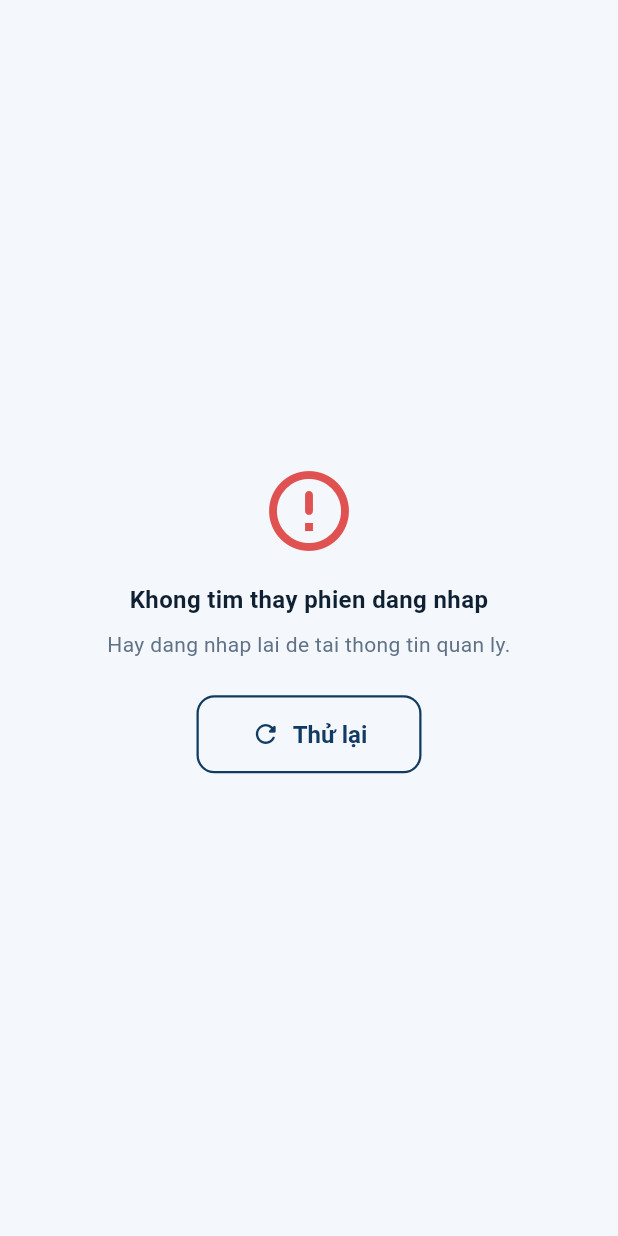
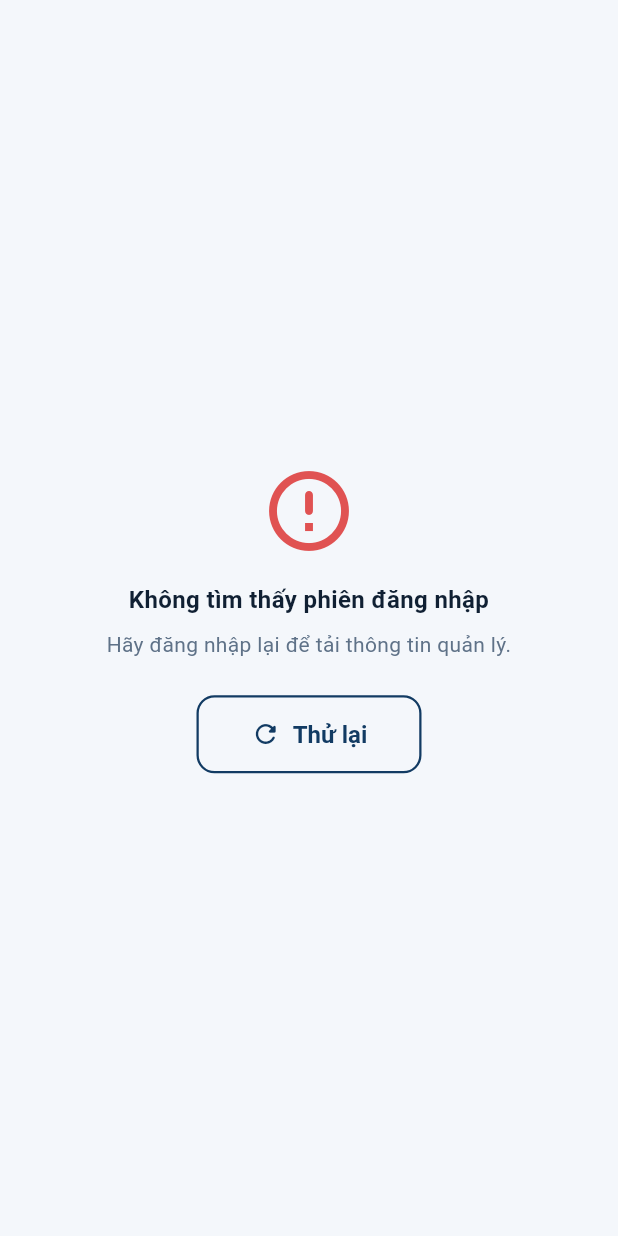
Before and after one commit to uchihamasuba/bnwems-mobile-app, a Flutter app: the ManagerAccountScreen screen opened directly, on a phone screen of 412 x 824 dp. Run offline on Flutter 3.47's test engine with Material 3 defaults, Android fonts, the phone set to English and light mode, and no system bars; our stand-ins replace shared_preferences; accounts and stored records are empty.

Commit message:
feat: implement ManagerAccountScreen to display user profile and quick navigation actions

```diff
--- a/lib/features/manager/account/manager_account_screen.dart
+++ b/lib/features/manager/account/manager_account_screen.dart
@@ -61,8 +61,8 @@ class _ManagerAccountScreenState extends State<ManagerAccountScreen> {
           return AppScaffold(
             useSafeArea: true,
             body: ErrorState(
-              title: 'Khong tim thay phien dang nhap',
-              message: 'Hay dang nhap lai de tai thong tin quan ly.',
+              title: 'Không tìm thấy phiên đăng nhập',
+              message: 'Hãy đăng nhập lại để tải thông tin quản lý.',
               onRetry: _reload,
             ),
           );
@@ -74,9 +74,9 @@ class _ManagerAccountScreenState extends State<ManagerAccountScreen> {
             padding: const EdgeInsets.all(AppSizes.m),
             children: [
               ManagerAppHeader(
-                title: 'Tai khoan',
+                title: 'Tài khoản',
                 subtitle:
-                    'Quan ly phien dang nhap va truy cap nhanh toi cac tac vu thuong dung.',
+                    'Quản lý phiên đăng nhập và truy cập nhanh tới các tác vụ thường dùng.',
                 trailing: CircleAvatar(
                   radius: 24,
                   backgroundColor: Colors.white.withValues(alpha: 0.16),
@@ -92,8 +92,8 @@ class _ManagerAccountScreenState extends State<ManagerAccountScreen> {
               ),
               const SizedBox(height: AppSizes.l),
               const ManagerSectionHeader(
-                title: 'Thong tin quan ly',
-                subtitle: 'Thong tin hien thi phuc vu trai nghiem giao dien mobile.',
+                title: 'Thông tin quản lý',
+                subtitle: 'Thông tin hiển thị phục vụ trải nghiệm giao diện mobile.',
               ),
               const SizedBox(height: AppSizes.m),
               InfoCard(
@@ -101,25 +101,25 @@ class _ManagerAccountScreenState extends State<ManagerAccountScreen> {
                   children: [
                     _InfoTile(
                       icon: Icons.person_outline_rounded,
-                      label: 'Ho va ten',
+                      label: 'Họ và tên',
                       value: user.fullName,
                     ),
                     const Divider(height: 24, color: AppColors.divider),
                     _InfoTile(
                       icon: Icons.badge_outlined,
-                      label: 'Ten dang nhap',
+                      label: 'Tên đăng nhập',
                       value: user.username,
                     ),
                     const Divider(height: 24, color: AppColors.divider),
                     _InfoTile(
                       icon: Icons.shield_outlined,
-                      label: 'Vai tro',
+                      label: 'Vai trò',
                       value: user.displayRole,
                     ),
                     const Divider(height: 24, color: AppColors.divider),
                     _InfoTile(
                       icon: Icons.verified_user_outlined,
-                      label: 'Trang thai',
+                      label: 'Trạng thái',
                       value: user.displayStatus,
                     ),
                   ],
@@ -127,24 +127,24 @@ class _ManagerAccountScreenState extends State<ManagerAccountScreen> {
               ),
               const SizedBox(height: AppSizes.l),
               const ManagerSectionHeader(
-                title: 'Tac vu nhanh',
-                subtitle: 'Dieu huong mot cham toi cac khu vuc thuong dung.',
+                title: 'Tác vụ nhanh',
+                subtitle: 'Điều hướng một chạm tới các khu vực thường dùng.',
               ),
               const SizedBox(height: AppSizes.m),
               _ActionRow(
                 icon: Icons.today_rounded,
-                title: 'Don hang hom nay',
+                title: 'Đơn hàng hôm nay',
                 onTap: () => Navigator.pushNamed(context, AppRoutes.managerToday),
               ),
               _ActionRow(
                 icon: Icons.notifications_active_outlined,
-                title: 'Thong bao khan',
+                title: 'Thông báo khẩn',
                 onTap: () =>
                     Navigator.pushNamed(context, AppRoutes.managerNotifications),
               ),
               _ActionRow(
                 icon: Icons.timeline_rounded,
-                title: 'Tien do hien truong',
+                title: 'Tiến độ hiện trường',
                 onTap: () =>
                     Navigator.pushNamed(context, AppRoutes.managerFieldProgress),
               ),
@@ -172,7 +172,7 @@ class _ManagerAccountScreenState extends State<ManagerAccountScreen> {
                     );
                   },
                   icon: const Icon(Icons.logout_rounded),
-                  label: const Text('Dang xuat'),
+                  label: const Text('Đăng xuất'),
                 ),
               ),
             ],
```
